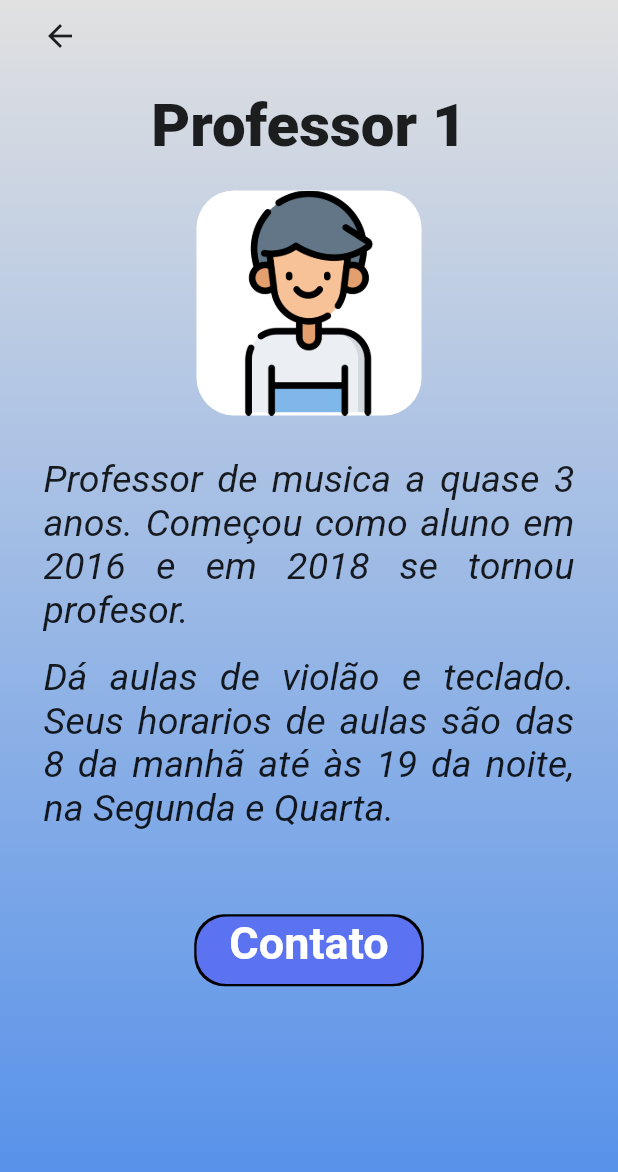
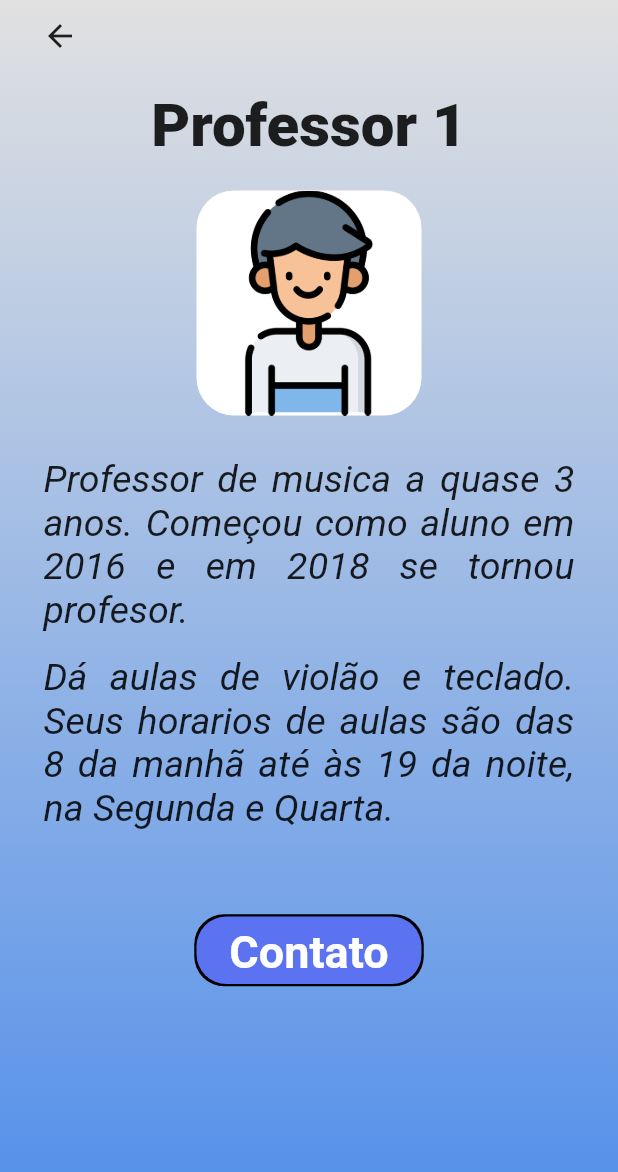
Before and after one commit to castelogui/app_empresa, a Flutter app: the Professor1 screen opened directly, on a phone screen of 412 x 824 dp. Shown: the top 1172 px of the screen. Run offline on Flutter 3.47's test engine with Material 2 defaults, Android fonts, the light colour scheme and no system bars.

Commit message:
add padding from text in button contato

```diff
--- a/lib/pages/Professores/professor1.dart
+++ b/lib/pages/Professores/professor1.dart
@@ -85,6 +85,8 @@ class _Professor1State extends State<Professor1> {
               Padding(
                 padding: const EdgeInsets.fromLTRB(0, 50, 0, 0),
                 child: Container(
+                  child: Padding(
+                    padding: const EdgeInsets.fromLTRB(0, 6, 0, 0),
                     child: Text(
                         "Contato",
                         style: TextStyle(
@@ -93,6 +95,7 @@ class _Professor1State extends State<Professor1> {
                             fontWeight: FontWeight.bold
                         ),
                         textAlign: TextAlign.center
+                    ),
                   ),
                   width: 150,
                   height: 45,
--- a/lib/pages/Professores/professor2.dart
+++ b/lib/pages/Professores/professor2.dart
@@ -85,6 +85,8 @@ class _Professor2State extends State<Professor2> {
               Padding(
                 padding: const EdgeInsets.fromLTRB(0, 50, 0, 0),
                 child: Container(
+                  child: Padding(
+                    padding: const EdgeInsets.fromLTRB(0, 6, 0, 0),
                     child: Text(
                       "Contato",
                       style: TextStyle(
@@ -93,6 +95,7 @@ class _Professor2State extends State<Professor2> {
                         fontWeight: FontWeight.bold
                       ),
                       textAlign: TextAlign.center
+                    ),
                   ),
                   width: 150,
                   height: 45,
```
Lines whose indentation alone changed are shown as unchanged.
